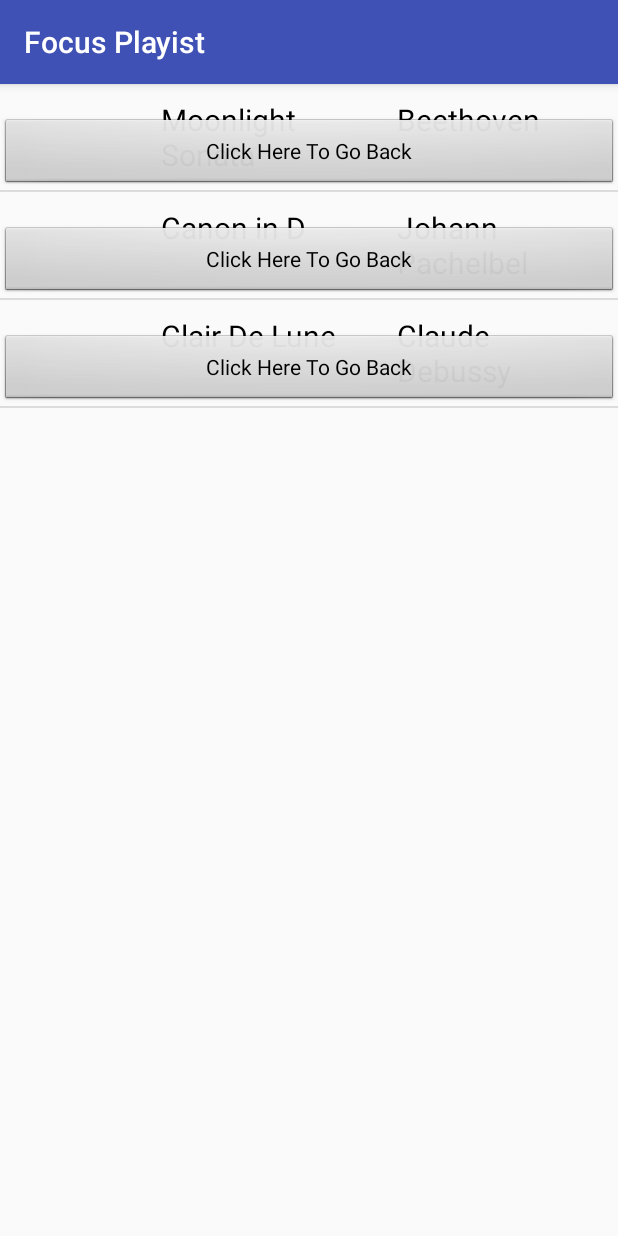
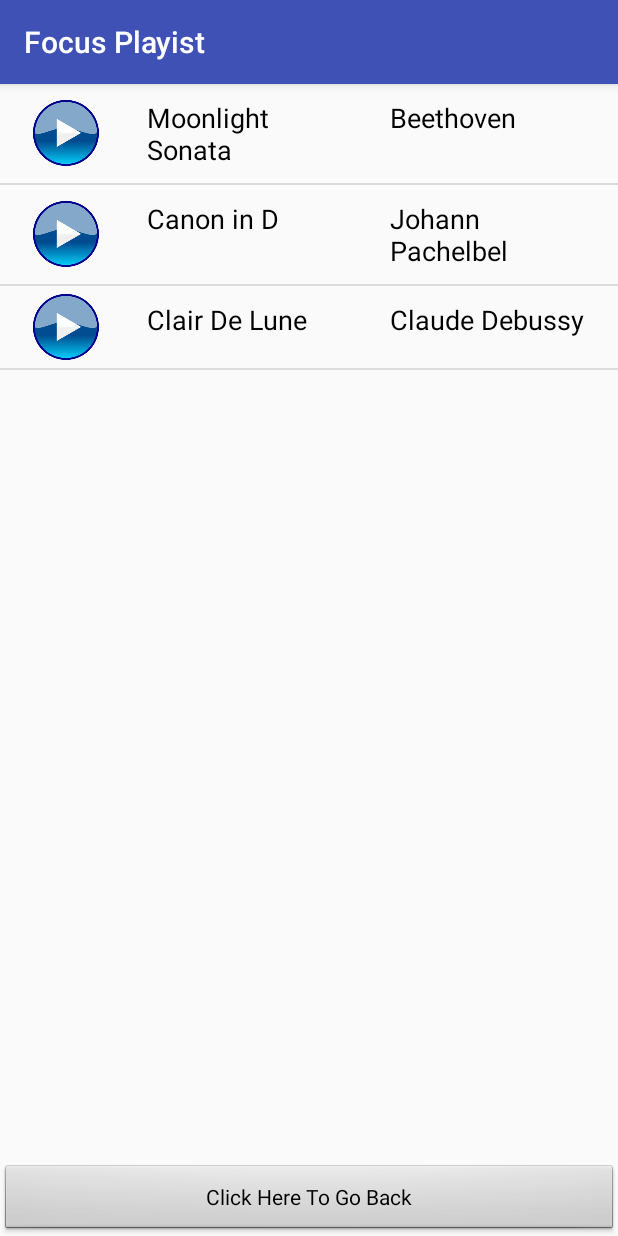
Before and after one commit to hero5jungle/MusicalApp, an Android app: the Focus_Playist screen opened directly, with no data from a screen before it, on a phone screen of 412 x 824 dp. Run offline under Robolectric (Android 15) with nearby library versions, the phone set to English and light mode, and no system bars.

Commit message:
Fix the back button

```diff
--- a/app/src/main/java/com/example/tannguyen/musicalapp/Focus_Playist.java
+++ b/app/src/main/java/com/example/tannguyen/musicalapp/Focus_Playist.java
@@ -15,15 +15,15 @@ public class Focus_Playist extends AppCompatActivity {
         super.onCreate(savedInstanceState);
         setContentView(R.layout.list);
 
-        Button goBack = findViewById(R.id.back);
+        Button back = findViewById(R.id.back);
         // Set a click listener on that View
-        goBack.setOnClickListener(new View.OnClickListener() {
+        back.setOnClickListener(new View.OnClickListener() {
             // The code in this method will be executed when the numbers category is clicked on.
             @Override
             public void onClick(View view) {
-                Intent goBackIntent = new Intent(Focus_Playist.this, MainActivity.class);
+                Intent backIntent = new Intent(Focus_Playist.this, MainActivity.class);
                 // Start the new activity
-                startActivity(goBackIntent);
+                startActivity(backIntent);
             }
         });
 
--- a/app/src/main/java/com/example/tannguyen/musicalapp/Playist.java
+++ b/app/src/main/java/com/example/tannguyen/musicalapp/Playist.java
@@ -3,7 +3,8 @@ package com.example.tannguyen.musicalapp;
 public class Playist {
     private String mTitle;
     private String mArtist;
-    private int mImageResourceId;
+    private int mImageResourceId = NO_IMAGE_PROVIDED;
+    private static final int NO_IMAGE_PROVIDED = -1;
 
     public Playist(String title, String artist) {
         mTitle = title;
@@ -27,4 +28,8 @@ public class Playist {
     public int getImageResourceId() {
         return mImageResourceId;
     }
+
+    public boolean hasImage() {
+        return mImageResourceId != NO_IMAGE_PROVIDED;
+    }
 }
--- a/app/src/main/java/com/example/tannguyen/musicalapp/Playist_Adapter.java
+++ b/app/src/main/java/com/example/tannguyen/musicalapp/Playist_Adapter.java
@@ -41,7 +41,15 @@ public class Playist_Adapter extends ArrayAdapter<Playist> {
 
         // Find the ImageView in the list_item.xml layout with the ID image.
         ImageView imageView = (ImageView) listItemView.findViewById(R.id.image);
-        imageView.setImageResource(currentPlayist.getImageResourceId());
+        if (currentPlayist.hasImage()) {
+            // If an image is available, display the provided image based on the resource ID
+            imageView.setImageResource(currentPlayist.getImageResourceId());
+            // Make sure the view is visible
+            imageView.setVisibility(View.VISIBLE);
+        } else {
+            // Otherwise hide the ImageView (set visibility to GONE)
+            imageView.setImageResource(R.drawable.play_button);
+        }
         return listItemView;
     }
 }
--- a/app/src/main/res/layout/activity_focus__playist.xml
+++ b/app/src/main/res/layout/activity_focus__playist.xml
@@ -1,10 +1,7 @@
 <?xml version="1.0" encoding="utf-8"?>
-<RelativeLayout
-    xmlns:android="http://schemas.android.com/apk/res/android"
+
+<LinearLayout xmlns:android="http://schemas.android.com/apk/res/android"
     xmlns:tools="http://schemas.android.com/tools"
-    android:layout_width="match_parent"
-    android:layout_height="match_parent">
-    <LinearLayout
     android:layout_width="match_parent"
     android:layout_height="wrap_content"
     android:orientation="horizontal">
@@ -14,7 +11,7 @@
         android:layout_width="77dp"
         android:layout_height="44dp"
         android:layout_gravity="center"
-            android:layout_margin="10dp"
+        android:layout_margin="5dp"
         android:contentDescription="@string/play"
         android:src="@drawable/play_button" />
 
@@ -22,33 +19,14 @@
         android:id="@+id/title"
         android:layout_width="match_parent"
         android:layout_height="wrap_content"
-            android:layout_weight="1"
-            android:textSize="20sp"
-            android:textColor="#000000"
-            android:layout_margin="10dp"
-            tools:text="Title">
-        </TextView>
+        tools:text="Title"
+        style="@style/FocusTextStyle"/>
 
     <TextView
         android:id="@+id/artist"
         android:layout_width="match_parent"
         android:layout_height="wrap_content"
-            android:layout_weight="1"
-            android:textSize="20sp"
-            android:textColor="#000000"
-            android:layout_margin="10dp"
-            tools:text="Artist">
-        </TextView>
+        tools:text="Artist"
+        style="@style/FocusTextStyle"/>
 
 </LinearLayout>
-
-    <Button
-        android:id="@+id/back"
-        style="@android:style/Widget.Button"
-        android:layout_width="match_parent"
-        android:layout_height="wrap_content"
-        android:layout_alignParentBottom="true"
-        android:layout_alignParentStart="true"
-        android:layout_marginStart="0dp"
-        android:text="@string/click_here_to_go_back" />
-</RelativeLayout>
--- a/app/src/main/res/layout/list.xml
+++ b/app/src/main/res/layout/list.xml
@@ -1,9 +1,24 @@
 <?xml version="1.0" encoding="utf-8"?>
-<ListView xmlns:android="http://schemas.android.com/apk/res/android"
-    android:id="@+id/list"
-    android:orientation="vertical"
+<RelativeLayout
+    xmlns:android="http://schemas.android.com/apk/res/android"
     android:layout_width="match_parent"
-    android:layout_height="match_parent"
-    android:drawSelectorOnTop="true">
+    android:layout_height="match_parent">
 
-</ListView>
+    <ListView
+        android:id="@+id/list"
+        android:orientation="vertical"
+        android:layout_width="match_parent"
+        android:layout_height="match_parent"
+        android:drawSelectorOnTop="true">
+    </ListView>
+
+    <Button
+        android:id="@+id/back"
+        style="@android:style/Widget.Button"
+        android:layout_width="match_parent"
+        android:layout_height="wrap_content"
+        android:layout_alignParentBottom="true"
+        android:layout_alignParentStart="true"
+        android:layout_marginStart="0dp"
+        android:text="@string/click_here_to_go_back" />
+</RelativeLayout>
--- a/app/src/main/res/values/styles.xml
+++ b/app/src/main/res/values/styles.xml
@@ -9,7 +9,7 @@
     </style>
 
     <!--Text Style for Main Activity-->
-    <style name="TextStyle">
+    <style name="MainTextStyle">
         <!-- Customize your theme here. -->
         <item name="android:textSize">18sp</item>
         <item name="android:paddingLeft">120dp</item>
@@ -17,4 +17,13 @@
         <item name="android:layout_gravity">start</item>
     </style>
 
+    <style name="FocusTextStyle">
+        <!-- Customize your theme here. -->
+        <item name="android:textSize">18sp</item>
+        <item name="android:layout_weight">1</item>
+        <item name="android:textColor">#000000</item>
+        <item name="android:layout_margin">10dp</item>
+    </style>
+
+
 </resources>
```
Also changed, not shown: app/src/main/java/com/example/tannguyen/musicalapp/Sleep_Playist.java (+4 -4 lines), app/src/main/java/com/example/tannguyen/musicalapp/Workout_Playist.java (+4 -4 lines). Lines whose indentation alone changed are shown as unchanged.
